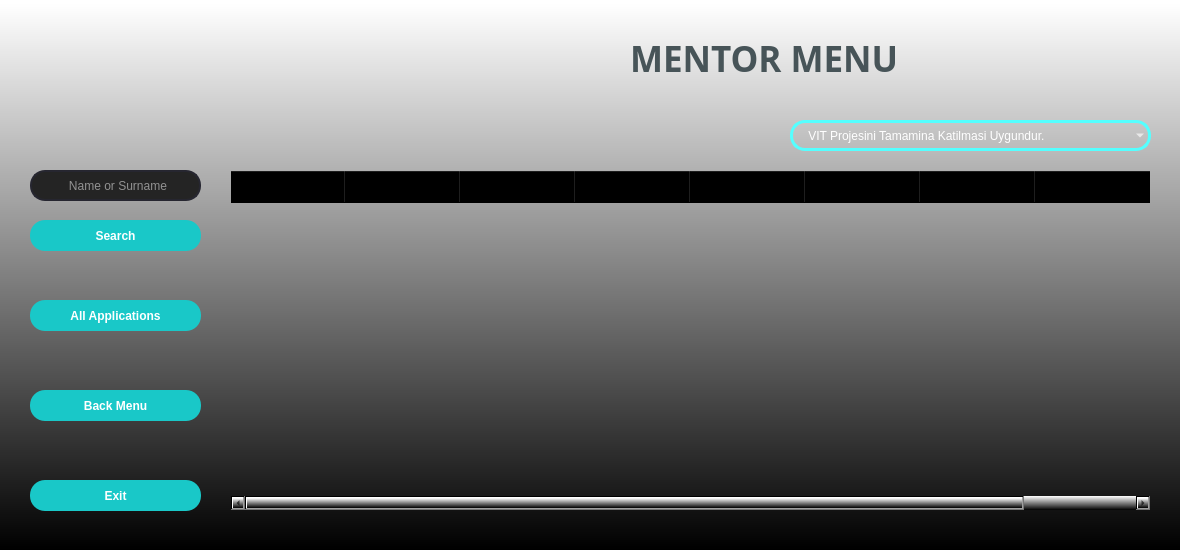
Above: mentor_menu_ui.ui from ibrahimes82/VIT3-Python-Module-Week7 before the change. Below: the same form after it.
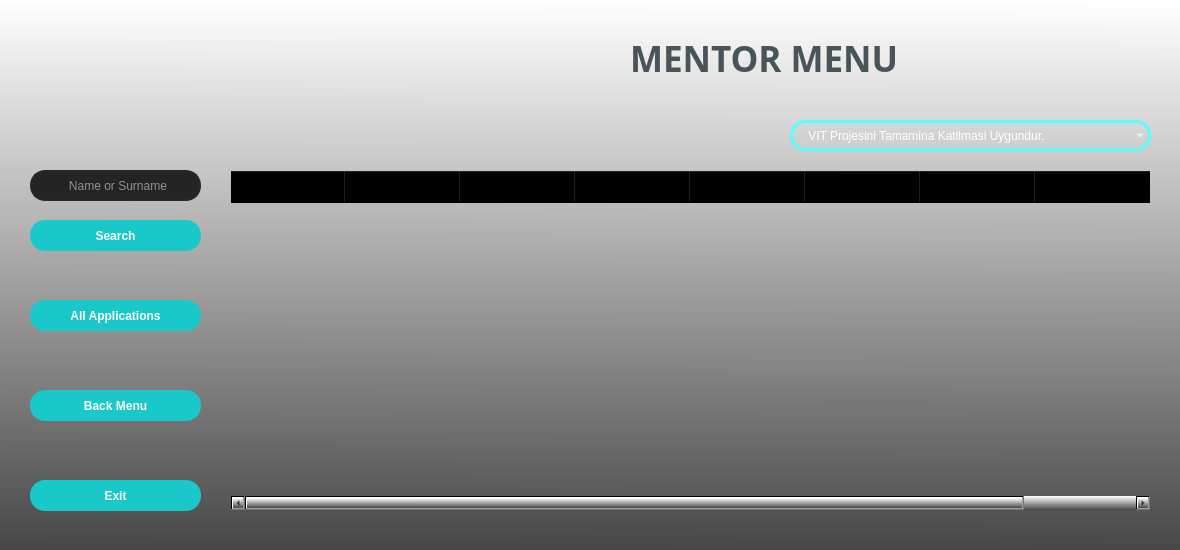
That is the form after the change. Icons and pictures are not drawn.

Diff of the .ui file:
```diff
--- a/mentor_menu_ui.ui
+++ b/mentor_menu_ui.ui
@@ -30,7 +30,7 @@
     <normaloff>pictures/wehere_icon.png</normaloff>pictures/wehere_icon.png</iconset>
   </property>
   <property name="styleSheet">
-   <string notr="true">background-color: qlineargradient(spread:pad, x1:0.499773, y1:1, x2:0.5, y2:0.00568182, stop:0 rgba(0, 0, 0, 255), stop:1 rgba(255, 255, 255, 255));</string>
+   <string notr="true">background-color: qlineargradient(spread:pad, x1:0.489, y1:1, x2:0.494, y2:0, stop:0 rgba(71, 71, 71, 255), stop:1 rgba(255, 255, 255, 255));</string>
   </property>
   <widget class="QLabel" name="label">
    <property name="geometry">
```
Left out of the diff: 4 changed lines with no effect on the pictures.
